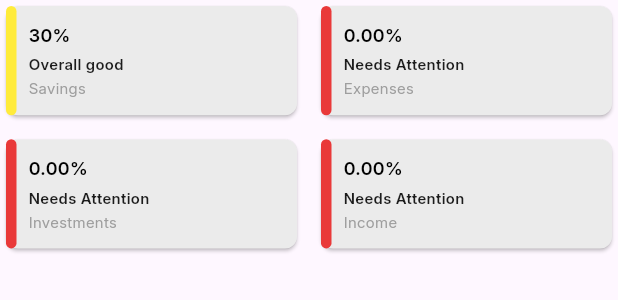
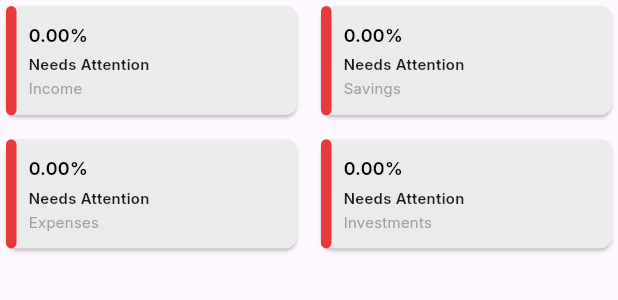
Before and after one commit to RivaldoPardede/Expenser-Mobile, a Flutter app: what financialFactorCard() shows on an empty page, opened directly, on a phone screen of 412 x 824 dp. Shown: the top 300 px of the screen. Run offline on Flutter 3.47's test engine with Material 3 defaults, Android fonts, the phone set to English and light mode, and no system bars; our stand-ins replace cloud_firestore, firebase_auth, firebase_core, fl_chart, flutter_secure_storage, flutter_svg and 5 more; missing offline and left inert: currency_picker, currency_textfield; accounts and stored records are empty; generated files the repository leaves out were written again.

Commit message:
feat: add savings financial health factor logic

```diff
--- a/lib/services/firestore_service.dart
+++ b/lib/services/firestore_service.dart
@@ -384,4 +384,23 @@ class FirestoreService {
     });
   }
 
+  Stream<List<Map<String, dynamic>>> getSavingsAccountsStream() {
+    final userId = FirebaseAuth.instance.currentUser?.uid;
+    return _firestore
+        .collection('users')
+        .doc(userId)
+        .collection('accounts')
+        .where('type', isEqualTo: 'Savings') // Filter hanya akun bertipe "Savings"
+        .snapshots()
+        .map((querySnapshot) {
+      return querySnapshot.docs.map((doc) {
+        final data = doc.data();
+        return {
+          "id": doc.id,
+          "current_balance": data['current_balance'] ?? 0.0, // Pastikan mengambil balance
+          "type": data['type'] ?? '',
+        };
+      }).toList();
+    });
+  }
 }
--- a/lib/views/statistic/widgets/financial_factor_card.dart
+++ b/lib/views/statistic/widgets/financial_factor_card.dart
@@ -14,6 +14,7 @@ class _financialFactorCardState extends State<financialFactorCard> {
   double totalIncome = 0.0;
   double totalExpenses = 0.0;
   double totalInvestments = 0.0;
+  double totalSavings = 0.0;
 
   double calculateIncomePercentage(Map<String, List<Map<String, dynamic>>> transactionsByDate) {
     totalIncome = 0.0;
@@ -48,7 +49,7 @@ class _financialFactorCardState extends State<financialFactorCard> {
 
   double calculateExpensePercentage() {
     if (totalIncome > 0) {
-      final percentage = (100 - (totalExpenses / (0.7 *totalIncome)) * 100);
+      final percentage = (100 - (totalExpenses / (0.7 * totalIncome)) * 100);
       return percentage < 0 ? 0.0 : percentage;
     } else {
       return 0.0;
@@ -59,6 +60,15 @@ class _financialFactorCardState extends State<financialFactorCard> {
     if (totalIncome > 0) {
       final percentage = (totalInvestments / (0.1 * totalIncome)) * 100;
       return percentage > 100 ? 100.0 : percentage;
+    } else {
+      return 0.0;
+    }
+  }
+
+  double calculateSavingsPercentage() {
+    if (totalIncome > 0) {
+      final percentage = (totalSavings / (0.2 * totalIncome)) * 100;
+      return percentage > 100 ? 100.0 : percentage; // Batas maksimum 100
     } else {
       return 0.0;
     }
@@ -80,20 +90,53 @@ class _financialFactorCardState extends State<financialFactorCard> {
   Widget build(BuildContext context) {
     return StreamBuilder<Map<String, List<Map<String, dynamic>>>>(
       stream: firestoreService.getUserTransactionsGroupedByDate(),
-      builder: (context, snapshot) {
+      builder: (context, transactionSnapshot) {
         double incomePercentage = 0.0, expensePercentage = 0.0, investmentPercentage = 0.0;
 
-        if (snapshot.hasData) {
-          incomePercentage = calculateIncomePercentage(snapshot.data!);
+        if (transactionSnapshot.hasData) {
+          incomePercentage = calculateIncomePercentage(transactionSnapshot.data!);
           expensePercentage = calculateExpensePercentage();
           investmentPercentage = calculateInvestmentPercentage();
         }
 
+        return StreamBuilder<List<Map<String, dynamic>>>(
+          stream: firestoreService.getSavingsAccountsStream(),
+          builder: (context, savingsSnapshot) {
+            totalSavings = 0.0;
+
+            if (savingsSnapshot.hasData) {
+              for (var savingsAccount in savingsSnapshot.data!) {
+                totalSavings += (savingsAccount['current_balance'] as double? ?? 0.0);
+              }
+            }
+
+            final savingsPercentage = calculateSavingsPercentage();
+
             final factors = [
-          {"label": "Savings", "percentage": "30%", "status": "Overall good", "color": Colors.yellow},
-          {"label": "Expenses", "percentage": "${expensePercentage.toStringAsFixed(2)}%", "status": getStatusAndColor(expensePercentage)["status"], "color": getStatusAndColor(expensePercentage)["color"]},
-          {"label": "Investments", "percentage": "${investmentPercentage.toStringAsFixed(2)}%", "status": getStatusAndColor(investmentPercentage)["status"], "color": getStatusAndColor(investmentPercentage)["color"]},
-          {"label": "Income", "percentage": "${incomePercentage.toStringAsFixed(2)}%", "status": getStatusAndColor(incomePercentage)["status"], "color": getStatusAndColor(incomePercentage)["color"]},
+              {
+                "label": "Income",
+                "percentage": "${incomePercentage.toStringAsFixed(2)}%",
+                "status": getStatusAndColor(incomePercentage)["status"],
+                "color": getStatusAndColor(incomePercentage)["color"],
+              },
+              {
+                "label": "Savings",
+                "percentage": "${savingsPercentage.toStringAsFixed(2)}%",
+                "status": getStatusAndColor(savingsPercentage)["status"],
+                "color": getStatusAndColor(savingsPercentage)["color"],
+              },
+              {
+                "label": "Expenses",
+                "percentage": "${expensePercentage.toStringAsFixed(2)}%",
+                "status": getStatusAndColor(expensePercentage)["status"],
+                "color": getStatusAndColor(expensePercentage)["color"],
+              },
+              {
+                "label": "Investments",
+                "percentage": "${investmentPercentage.toStringAsFixed(2)}%",
+                "status": getStatusAndColor(investmentPercentage)["status"],
+                "color": getStatusAndColor(investmentPercentage)["color"],
+              },
             ];
 
             return GridView.builder(
@@ -165,5 +208,7 @@ class _financialFactorCardState extends State<financialFactorCard> {
             );
           },
         );
+      },
+    );
   }
 }
```
Lines whose indentation alone changed are shown as unchanged.
